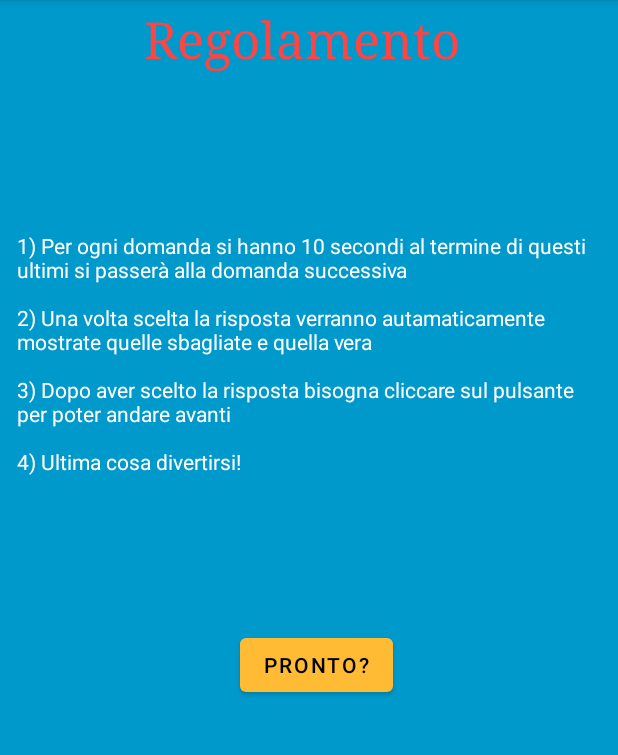
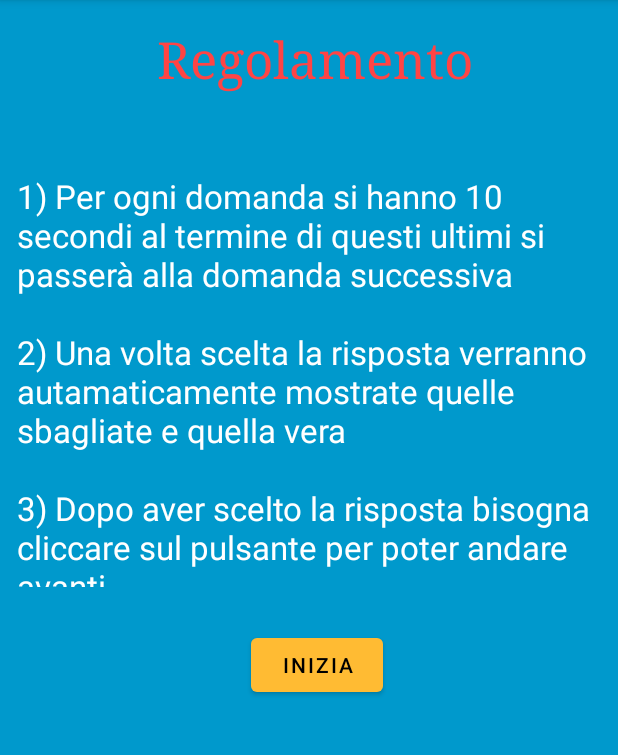
Before and after one commit to filippo-1728/Quizzando, an Android app: the ActivityGioco screen opened directly, with no data from a screen before it, on a phone screen of 412 x 824 dp, the part 84-839 px from its top. Run offline under Robolectric (Android 15) with nearby library versions, the phone set to English and light mode, and no system bars.

Commit message:
First Commit

```diff
--- a/app/src/main/java/com/example/quizzando/ActivityGioco.java
+++ b/app/src/main/java/com/example/quizzando/ActivityGioco.java
@@ -26,9 +26,9 @@ public class ActivityGioco extends AppCompatActivity {
     private TableLayout tableLayout2;
     private ImageView imageView1R3;
 
-    private String mAnswer;
+    private String mAnswer,numdomande;
     private int mScore = 0;
-    private int mQuestionNumber;
+    private int mQuestionNumber, domandacorrente;
     private CountDownTimer countDownTimer;
     public int RisposteSbagliate = 0;
     private String NomeGiocatore,Sbagliate,Giuste;
@@ -65,12 +65,10 @@ public class ActivityGioco extends AppCompatActivity {
         imageView1R3.setVisibility(View.INVISIBLE);
         btn_FineGIoco = (Button) findViewById(R.id.btn_FineGioco);
         textViewRisultatoFinale2 = (TextView) findViewById(R.id.textViewRisultatoFinale2);
-
         mQuestionLibrary.initQuestions(getApplicationContext());
-        updateQuestion();
-        // show current total score for the user
-        updateScore(mScore);
         Regolamento();
+        domandacorrente = 1;
+        TextViewDomanda.setText("Domanda N°"+domandacorrente);
 
 
 
@@ -100,12 +98,14 @@ public class ActivityGioco extends AppCompatActivity {
         {
             Giuste = "" + mScore;
             Sbagliate = "" + RisposteSbagliate;
+            numdomande = "" + mQuestionNumber;
             Intent i = new Intent(ActivityGioco.this,Activity_RisultatoFinale.class);
             i.putExtra("Png1",im1.getIntExtra("Png1",0));
             i.putExtra("colore1",colore.getIntExtra("colore1",0));
             i.putExtra("Message",NomeGiocatore);
             i.putExtra("Punteggio",Giuste);
             i.putExtra("Sbagliate",Sbagliate);
+            i.putExtra("totale",numdomande);
             startActivity(i);
             finish();
         });
@@ -131,17 +131,13 @@ public class ActivityGioco extends AppCompatActivity {
             BtnRisposta3.setEnabled(true);
             BtnRisposta4.setEnabled(true);
             btn_ScorrDomanda.setVisibility(View.INVISIBLE);
+            domandacorrente++;
+            TextViewDomanda.setText("Domanda N°"+domandacorrente);
         });
 
 
         Btn_IniziaGioco.setOnClickListener(v -> {
 
-            if(Btn_IniziaGioco.getText().toString().equals("PRONTO?"))
-            {
-                Btn_IniziaGioco.setText("INIZIA");
-                textViewRisultatoFinale2.setText("Quizzando");
-
-            }
             if(Btn_IniziaGioco.getText().toString().equals("INIZIA"))
             {
                 BtnRisposta1.setVisibility(View.VISIBLE);
@@ -158,8 +154,11 @@ public class ActivityGioco extends AppCompatActivity {
                 Btn_IniziaGioco.setVisibility(View.VISIBLE);
                 textView_PreGioco.setVisibility(View.INVISIBLE);
                 Btn_IniziaGioco.setVisibility(View.INVISIBLE);
+                textViewRisultatoFinale2.setText("Quizzando");
+                updateQuestion();
+                // show current total score for the user
+                updateScore(mScore);
             }
-
 
             if (mTimerRunning) {
                 pauseTimer();
@@ -380,8 +379,11 @@ public class ActivityGioco extends AppCompatActivity {
                     btn_ScorrDomanda.setVisibility(View.INVISIBLE);
                     if (mQuestionNumber < mQuestionLibrary.getLength())
                     {
+                        domandacorrente++;
+                        TextViewDomanda.setText("Domanda N°"+domandacorrente);
                         updateQuestion();
                         SuonoRispSbagliata();
+                        Toast.makeText(ActivityGioco.this, "Errore!", Toast.LENGTH_SHORT).show();
                         resetTimer();
                         startTimer();
                         RisposteSbagliate = RisposteSbagliate +1;
@@ -393,6 +395,10 @@ public class ActivityGioco extends AppCompatActivity {
                         BtnRisposta2.setBackgroundColor(Color.BLUE);
                         BtnRisposta3.setBackgroundColor(Color.BLUE);
                         BtnRisposta4.setBackgroundColor(Color.BLUE);
+                    }
+                    else
+                    {
+                        UltimaDomanda();
                     }
                 }
             }.start();
@@ -415,10 +421,7 @@ public class ActivityGioco extends AppCompatActivity {
     }
 
     private void updateQuestion() {
-        // check if we are not outside array bounds for questions
         if (mQuestionNumber < mQuestionLibrary.getLength()) {
-            // set the text for new question,
-            // and new 4 alternative to answer on four buttons
             VisualizzaDomanda.setText(mQuestionLibrary.getQuestion(mQuestionNumber));
             BtnRisposta1.setText(mQuestionLibrary.getChoice(mQuestionNumber, 1));
             BtnRisposta2.setText(mQuestionLibrary.getChoice(mQuestionNumber, 2));
@@ -433,7 +436,6 @@ public class ActivityGioco extends AppCompatActivity {
     {
         final MediaPlayer SuonoGiusto = MediaPlayer.create(this,R.raw.correct_sound);
         SuonoGiusto.start();
-
     }
 
     private void SuonoRispSbagliata()
--- a/app/src/main/java/com/example/quizzando/MainActivity.java
+++ b/app/src/main/java/com/example/quizzando/MainActivity.java
@@ -13,10 +13,15 @@ public class MainActivity extends AppCompatActivity {
         super.onCreate(savedInstanceState);
         setContentView(R.layout.activity_main);
         Button VaiRegistrazione = (Button) findViewById(R.id.btn_Login);
+        Button ChiudiApp = (Button) findViewById(R.id.btn_ChiudiApp);
 
         VaiRegistrazione.setOnClickListener(v -> {
             Intent vairegistrazione = new Intent(MainActivity.this,Activity_Registrazione.class);
             startActivity(vairegistrazione);
         });
+
+        ChiudiApp.setOnClickListener(v -> {
+            finish();
+        });
     }
 }
--- a/app/src/main/java/com/example/quizzando/RaccoltaDomande.java
+++ b/app/src/main/java/com/example/quizzando/RaccoltaDomande.java
@@ -70,7 +70,6 @@ public class RaccoltaDomande {
                     new String[]{"Brad Pitt", "Tom Cruise", "Keanu Reeves", "John Travolta"}, "Keanu Reeves"));
             databaseHelper.addInitialQuestion(new Domande(" Completa il nome di questa sqadra di baseball:I Cleveland...? ",
                     new String[]{"Warriors", "Bucks", "Thunder", "Cavaliers"}, "Cavaliers"));
-
             lists = databaseHelper.getAllQuestionsList();//get list from database again
 
         }
--- a/app/src/main/res/layout/activity__registrazione.xml
+++ b/app/src/main/res/layout/activity__registrazione.xml
@@ -30,7 +30,8 @@
         android:gravity="center"
         android:inputType="textPersonName"
         android:textAppearance="@style/TextAppearance.AppCompat.Body2"
-        android:textColor="@color/purple_500"
+        android:textColor="@color/design_default_color_primary_variant"
+        android:textSize="10pt"
         app:layout_constraintBottom_toBottomOf="parent"
         app:layout_constraintEnd_toEndOf="parent"
         app:layout_constraintHorizontal_bias="0.875"
@@ -173,7 +174,8 @@
         android:gravity="center|center_horizontal"
         android:text="NOME GIOCATORE:"
         android:textAppearance="@style/TextAppearance.AppCompat.Body2"
-        android:textColor="@color/purple_500"
+        android:textColor="@color/design_default_color_primary_variant"
+        android:textSize="10pt"
         app:layout_constraintBottom_toBottomOf="parent"
         app:layout_constraintEnd_toEndOf="parent"
         app:layout_constraintHorizontal_bias="0.052"
--- a/app/src/main/res/layout/activity_gioco.xml
+++ b/app/src/main/res/layout/activity_gioco.xml
@@ -36,20 +36,6 @@
         app:layout_constraintVertical_bias="0.444"
         tools:visibility="invisible" />
 
-    <TextView
-        android:id="@+id/textView_VisualizzaTimer"
-        android:layout_width="150dp"
-        android:layout_height="42dp"
-        android:gravity="center"
-        android:textColor="@color/blue"
-        android:visibility="invisible"
-        app:layout_constraintBottom_toBottomOf="parent"
-        app:layout_constraintEnd_toEndOf="parent"
-        app:layout_constraintHorizontal_bias="0.95"
-        app:layout_constraintStart_toStartOf="parent"
-        app:layout_constraintTop_toTopOf="parent"
-        app:layout_constraintVertical_bias="0.143" />
-
     <TableLayout
         android:id="@+id/tableLayout2"
         android:layout_width="397dp"
@@ -59,7 +45,7 @@
         app:layout_constraintEnd_toEndOf="parent"
         app:layout_constraintStart_toStartOf="parent"
         app:layout_constraintTop_toTopOf="parent"
-        app:layout_constraintVertical_bias="0.824">
+        app:layout_constraintVertical_bias="0.786">
 
         <Button
             android:id="@+id/Btn_Scelta1"
@@ -111,21 +97,6 @@
     </TableLayout>
 
     <TextView
-        android:id="@+id/textView_Timer"
-        android:layout_width="150dp"
-        android:layout_height="wrap_content"
-        android:gravity="center"
-        android:text="TEMPO:"
-        android:textColor="@color/blue"
-        android:visibility="invisible"
-        app:layout_constraintBottom_toBottomOf="parent"
-        app:layout_constraintEnd_toEndOf="parent"
-        app:layout_constraintHorizontal_bias="0.95"
-        app:layout_constraintStart_toStartOf="parent"
-        app:layout_constraintTop_toTopOf="parent"
-        app:layout_constraintVertical_bias="0.085" />
-
-    <TextView
         android:id="@+id/textViewRisultatoFinale2"
         android:layout_width="wrap_content"
         android:layout_height="wrap_content"
@@ -135,10 +106,10 @@
         android:textColor="@color/red"
         app:layout_constraintBottom_toBottomOf="parent"
         app:layout_constraintEnd_toEndOf="parent"
-        app:layout_constraintHorizontal_bias="0.476"
+        app:layout_constraintHorizontal_bias="0.52"
         app:layout_constraintStart_toStartOf="parent"
         app:layout_constraintTop_toTopOf="parent"
-        app:layout_constraintVertical_bias="0.005" />
+        app:layout_constraintVertical_bias="0.023" />
 
     <Button
         android:id="@+id/btn_FineGioco"
@@ -176,62 +147,100 @@
         android:layout_height="wrap_content"
         android:gravity="center"
         android:text="PUNTEGGIO:"
-        android:textColor="@color/blue"
+        android:textColor="@color/design_default_color_primary_variant"
+        android:textSize="10pt"
         android:visibility="invisible"
         app:layout_constraintBottom_toBottomOf="parent"
         app:layout_constraintEnd_toEndOf="parent"
-        app:layout_constraintHorizontal_bias="0.038"
+        app:layout_constraintHorizontal_bias="0.118"
         app:layout_constraintStart_toStartOf="parent"
         app:layout_constraintTop_toTopOf="parent"
-        app:layout_constraintVertical_bias="0.094" />
+        app:layout_constraintVertical_bias="0.182" />
+
+    <TextView
+        android:id="@+id/textView_Timer"
+        android:layout_width="150dp"
+        android:layout_height="wrap_content"
+        android:gravity="center"
+        android:text="TEMPO:"
+        android:textColor="@color/design_default_color_primary_variant"
+        android:textSize="10pt"
+        android:visibility="invisible"
+        app:layout_constraintBottom_toBottomOf="parent"
+        app:layout_constraintEnd_toEndOf="parent"
+        app:layout_constraintHorizontal_bias="0.885"
+        app:layout_constraintStart_toStartOf="parent"
+        app:layout_constraintTop_toTopOf="parent"
+        app:layout_constraintVertical_bias="0.182" />
+
+    <TextView
+        android:id="@+id/textView_VisualizzaTimer"
+        android:layout_width="150dp"
+        android:layout_height="42dp"
+        android:gravity="center"
+        android:textColor="@color/design_default_color_primary_variant"
+        android:textSize="10pt"
+        android:visibility="invisible"
+        app:layout_constraintBottom_toBottomOf="parent"
+        app:layout_constraintEnd_toEndOf="parent"
+        app:layout_constraintHorizontal_bias="0.885"
+        app:layout_constraintStart_toStartOf="parent"
+        app:layout_constraintTop_toTopOf="parent"
+        app:layout_constraintVertical_bias="0.242" />
 
     <TextView
         android:id="@+id/textView_VisualizzaPunteggio"
         android:layout_width="150dp"
         android:layout_height="42dp"
         android:gravity="center"
-        android:textColor="@color/blue"
+        android:textColor="@color/design_default_color_primary_variant"
+        android:textSize="10pt"
         android:visibility="invisible"
         app:layout_constraintBottom_toBottomOf="parent"
         app:layout_constraintEnd_toEndOf="parent"
-        app:layout_constraintHorizontal_bias="0.038"
+        app:layout_constraintHorizontal_bias="0.118"
         app:layout_constraintStart_toStartOf="parent"
         app:layout_constraintTop_toTopOf="parent"
-        app:layout_constraintVertical_bias="0.143" />
+        app:layout_constraintVertical_bias="0.233" />
 
     <TextView
         android:id="@+id/TextView_VisualizzaDomanda"
-        android:layout_width="317dp"
-        android:layout_height="58dp"
+        android:layout_width="350dp"
+        android:layout_height="60dp"
         android:gravity="center"
+        android:textAppearance="@style/TextAppearance.AppCompat.Body2"
         android:textColor="@color/white"
+        android:textSize="10pt"
         android:visibility="invisible"
         app:layout_constraintBottom_toBottomOf="parent"
         app:layout_constraintEnd_toEndOf="parent"
+        app:layout_constraintHorizontal_bias="0.508"
         app:layout_constraintStart_toStartOf="parent"
         app:layout_constraintTop_toTopOf="parent"
-        app:layout_constraintVertical_bias="0.319" />
+        app:layout_constraintVertical_bias="0.45" />
 
     <TextView
         android:id="@+id/TextViewDomanda"
-        android:layout_width="102dp"
-        android:layout_height="42dp"
+        android:layout_width="130dp"
+        android:layout_height="45dp"
         android:gravity="center"
         android:text="DOMANDA:"
+        android:textAppearance="@style/TextAppearance.AppCompat.Body2"
         android:textColor="@color/white"
+        android:textSize="10pt"
         android:visibility="invisible"
         app:layout_constraintBottom_toBottomOf="parent"
         app:layout_constraintEnd_toEndOf="parent"
         app:layout_constraintHorizontal_bias="0.498"
         app:layout_constraintStart_toStartOf="parent"
         app:layout_constraintTop_toTopOf="parent"
-        app:layout_constraintVertical_bias="0.251" />
+        app:layout_constraintVertical_bias="0.364" />
 
     <Button
         android:id="@+id/Btn_InizioGioco"
         android:layout_width="wrap_content"
         android:layout_height="wrap_content"
-        android:text="PRONTO?"
+        android:text="INIZIA"
         android:textColor="@color/black"
         app:backgroundTint="@color/orange"
         app:layout_constraintBottom_toBottomOf="parent"
@@ -244,15 +253,16 @@
     <TextView
         android:id="@+id/textView_PreGioco"
         android:layout_width="388dp"
-        android:layout_height="243dp"
+        android:layout_height="275dp"
         android:textColor="#FFFFFF"
+        android:textSize="10pt"
         android:visibility="visible"
         app:layout_constraintBottom_toBottomOf="parent"
         app:layout_constraintEnd_toEndOf="parent"
         app:layout_constraintHorizontal_bias="0.478"
         app:layout_constraintStart_toStartOf="parent"
         app:layout_constraintTop_toTopOf="parent"
-        app:layout_constraintVertical_bias="0.293" />
+        app:layout_constraintVertical_bias="0.236" />
 
 
 </androidx.constraintlayout.widget.ConstraintLayout>
```
Also changed, not shown: app/src/main/java/com/example/quizzando/Activity_RisultatoFinale.java (+8 -2 lines), app/src/main/java/com/example/quizzando/DatabaseHelper.java (+0 -12 lines), app/src/main/res/layout/activity__risultato_finale.xml (+60 -52 lines), app/src/main/res/layout/activity_main.xml (+14 -0 lines).
